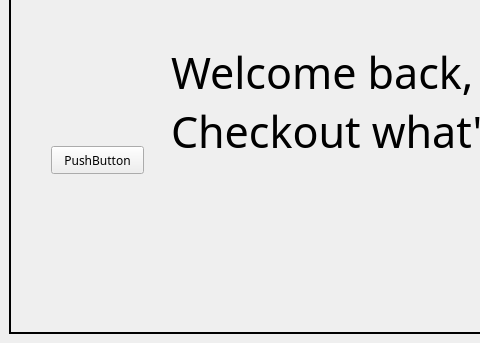
The window that mainwindow.ui (freefrit/AOOP_DogeShop) describes before a commit, drawn with Qt 5; both pictures show x 0 to 480 and y 257 to 600 of the 960 by 600 pixel window.
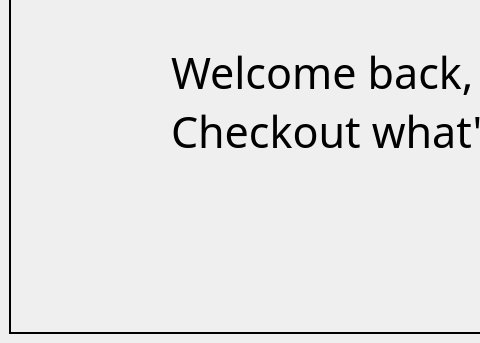
The same window after the commit. The open tabs and pages were chosen to show the change.

The edit to the form file:
```diff
--- a/mainwindow.ui
+++ b/mainwindow.ui
@@ -69,19 +69,6 @@
          <bool>false</bool>
         </property>
        </widget>
-       <widget class="QPushButton" name="pushButton">
-        <property name="geometry">
-         <rect>
-          <x>40</x>
-          <y>370</y>
-          <width>93</width>
-          <height>28</height>
-         </rect>
-        </property>
-        <property name="text">
-         <string>PushButton</string>
-        </property>
-       </widget>
       </widget>
       <widget class="QWidget" name="page_2">
        <widget class="QLabel" name="label_c_info">
```
